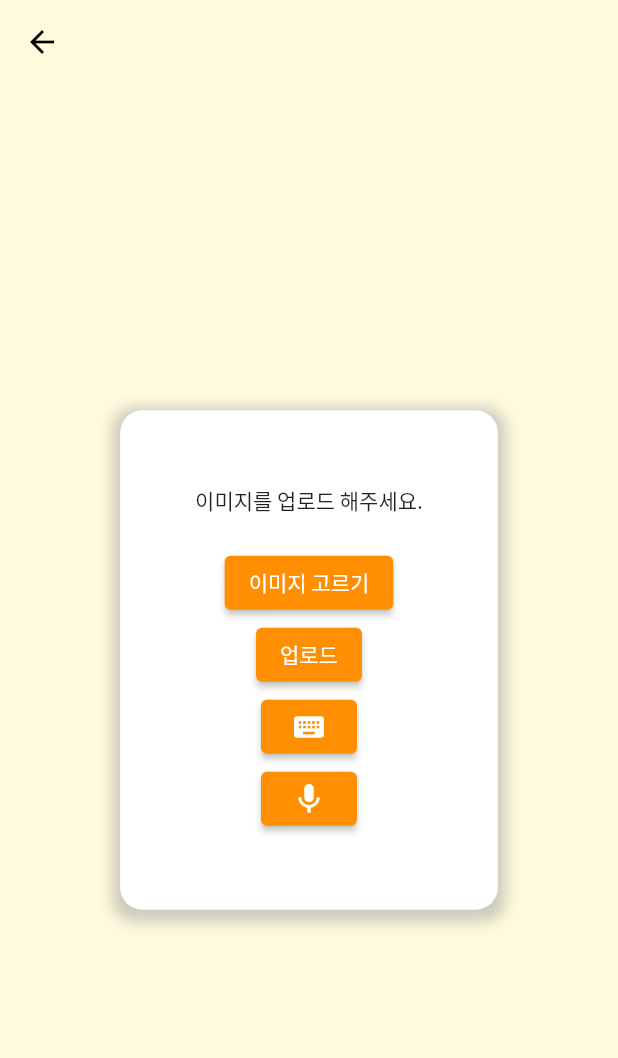
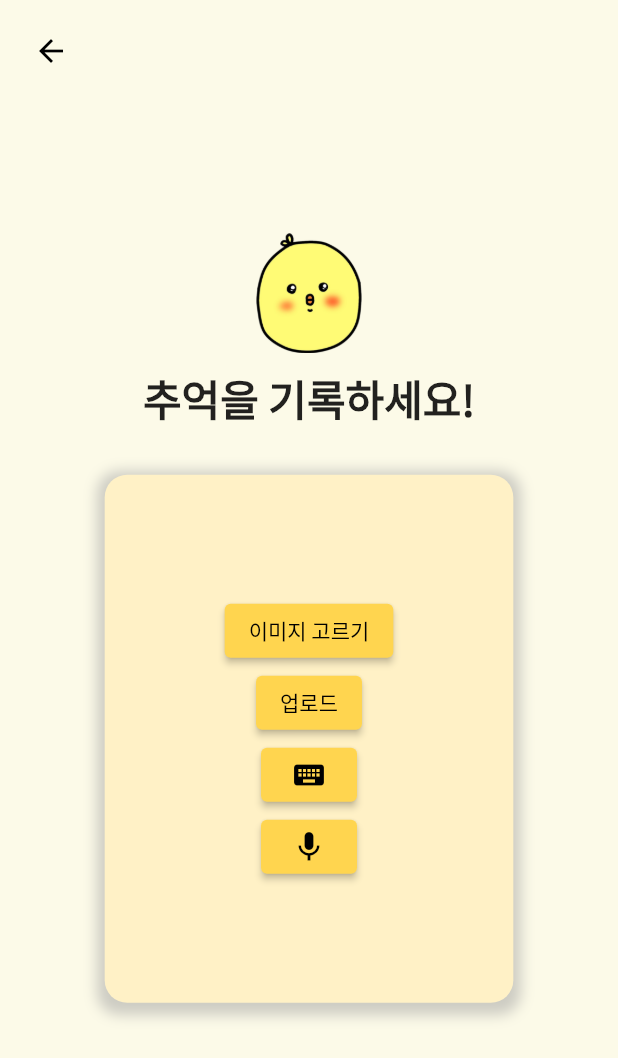
Before and after one commit to 6eom9eun/timeDam, a Flutter app: the WritePage screen opened directly, on a phone screen of 412 x 824 dp. Shown: the top 1058 px of the screen. Run offline on Flutter 3.47's test engine with Material 2 defaults, Android fonts, the phone set to English and light mode, and no system bars; our stand-ins replace cloud_firestore, dio, firebase_auth, firebase_core, firebase_storage, flutter_spinkit and 7 more; missing offline and left inert: background_fetch; accounts and stored records are empty.

```diff
--- a/lib/screens/writePage.dart
+++ b/lib/screens/writePage.dart
@@ -180,22 +180,26 @@ class _WritePageState extends State<WritePage> {
 
   @override
   Widget build(BuildContext context) {
-    var statusBarHeight = MediaQuery.of(context).padding.top;
-
     return Scaffold(
       backgroundColor: AppColors.backColor(),
-      appBar: AppBar(
-        backgroundColor: Colors.transparent, // 배경색을 투명하게 설정
-        elevation: 0, // 그림자 제거
-        iconTheme: IconThemeData(color: Colors.black),
+      body: Stack(
+        children: [
+          Center(
+            child: SingleChildScrollView(
+              child: Column(
+                mainAxisAlignment: MainAxisAlignment.center,
+                children: [
+                  Image.asset('assets/logo.png', width: 80, height: 80),
+                  SizedBox(height: 10),
+                  Text(
+                    '추억을 기록하세요!',
+                    style: TextStyle(fontSize: 28, fontWeight: FontWeight.bold),
                   ),
-      body: Center(
-        child: Align(
-          alignment: Alignment.center,
-          child: Container(
-            padding: EdgeInsets.all(50),
+                  SizedBox(height: 30),
+                  Container(
+                    padding: EdgeInsets.all(80),
                     decoration: BoxDecoration(
-              color: Colors.white,
+                      color: AppColors.primaryColor1(),
                       borderRadius: BorderRadius.circular(15),
                       boxShadow: [
                         BoxShadow(
@@ -209,50 +213,58 @@ class _WritePageState extends State<WritePage> {
                     child: Column(
                       mainAxisSize: MainAxisSize.min,
                       children: [
-                _image == null
-                    ? Text('이미지를 업로드 해주세요.')
-                    : Container(
-                  width: 200, // 원하는 너비로 설정
-                  height: 200, // 원하는 높이로 설정
-                  child: Image.file(
-                    _image!,
-                    fit: BoxFit.cover, // 이미지가 컨테이너를 채우도록 설정
-                  ),
-                ),
-                SizedBox(height: 20),
+                        // Your widget for image uploading will be here
                         ElevatedButton(
-                  onPressed: getImage,
+                          onPressed: getImage, // replace with your function
                           style: ElevatedButton.styleFrom(
-                    backgroundColor: Colors.amber[800],
+                            backgroundColor: AppColors.primaryColor(),
+                            foregroundColor: Colors.black,
                           ),
                           child: Text('이미지 고르기'),
                         ),
                         ElevatedButton(
-                  onPressed: uploadFile,
+                          onPressed: uploadFile, // replace with your function
                           style: ElevatedButton.styleFrom(
-                    backgroundColor: Colors.amber[800],
+                            backgroundColor: AppColors.primaryColor(),
+                            foregroundColor: Colors.black,
                           ),
                           child: Text('업로드'),
                         ),
                         ElevatedButton(
-                  onPressed: getText,
+                          onPressed: getText, // replace with your function
                           style: ElevatedButton.styleFrom(
-                    backgroundColor: Colors.amber[800],
+                            backgroundColor: AppColors.primaryColor(),
+                            foregroundColor: Colors.black,
                           ),
                           child: Icon(Icons.keyboard),
                         ),
                         ElevatedButton(
-                  onPressed: startListening, // 음성 입력 함수 호출
+                          onPressed: startListening, // replace with your function
                           style: ElevatedButton.styleFrom(
-                    backgroundColor: Colors.amber[800],
+                            backgroundColor: AppColors.primaryColor(),
+                            foregroundColor: Colors.black,
                           ),
-                  child: Icon(Icons.mic), // 음성 입력 버튼 추가
+                          child: Icon(Icons.mic),
+                        ),
+                      ],
+                    ),
                   ),
                 ],
               ),
             ),
           ),
-
+          // 뒤로가기
+          Positioned(
+            top: 10,
+            left: 10,
+            child: SafeArea(
+              child: IconButton(
+                icon: Icon(Icons.arrow_back, color: Colors.black),
+                onPressed: () => Navigator.of(context).pop(),
+              ),
+            ),
+          ),
+        ],
       ),
     );
   }
--- a/lib/utils/vars.dart
+++ b/lib/utils/vars.dart
@@ -4,11 +4,23 @@ import 'dart:ui';
 class AppColors {
   // 노란색 계열 메인 컬러
   static Color primaryColor() {
-    return const Color(0xFFFFCF52);
+    return const Color(0xFFFFD54F);
+  }
+
+  static Color primaryColor1() {
+    return const Color(0xFFFFF1C6);
+  }
+
+  static Color primaryColor2() {
+    return const Color(0xFFFF8080);
+  }
+
+  static Color primaryColor3() {
+    return const Color(0xFFCDFAD5);
   }
 
   static Color backColor(){
-    return const Color(0xfffffadd);
+    return const Color(0xffFCFAE8);
   }
 
   static Color fontGreyColor() {
```
Also changed, not shown: assets/logo.png. Lines whose indentation alone changed are shown as unchanged.
